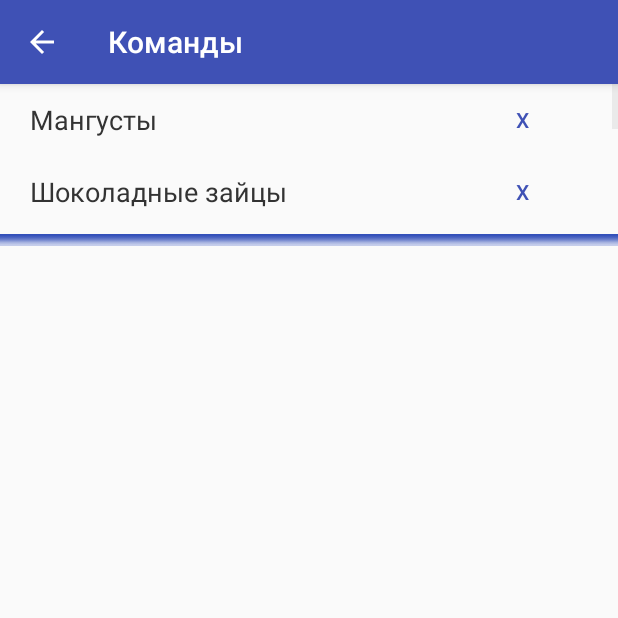
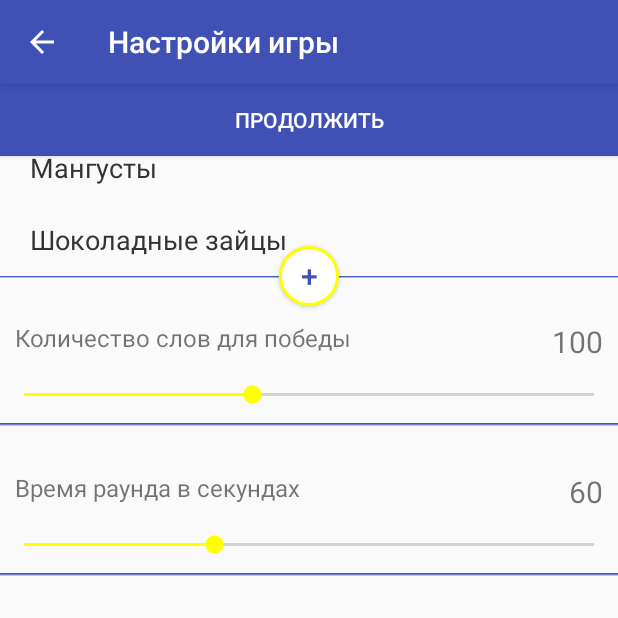
Before and after one commit to van8tka/AliasPro, an Android app: the ComandsActivity screen opened directly, with no data from a screen before it, on a phone screen of 412 x 824 dp, the top half of it. Run offline under Robolectric (Android 15) with nearby library versions, the phone set to English and light mode, and no system bars.

Commit message:
Change settings page

```diff
--- a/app/src/main/AndroidManifest.xml
+++ b/app/src/main/AndroidManifest.xml
@@ -24,7 +24,7 @@
         <activity
             android:name=".RulesActivity"
             android:label="Правила игры" />
-        <activity android:name=".ComandsActivity"  android:label="Команды" />
+        <activity android:name=".ComandsActivity"  android:label="Настройки игры" />
     </application>
 
 </manifest>
--- a/app/src/main/java/com/devprogram/aliaspro/ComandsActivity.java
+++ b/app/src/main/java/com/devprogram/aliaspro/ComandsActivity.java
@@ -5,6 +5,8 @@ import android.support.v7.app.AppCompatActivity;
 import android.os.Bundle;
 import android.view.View;
 import android.widget.ListView;
+import android.widget.SeekBar;
+import android.widget.TextView;
 
 import java.util.ArrayList;
 import java.util.Arrays;
@@ -17,27 +19,74 @@ import java.util.stream.Stream;
 
 public class ComandsActivity extends AppCompatActivity {
 
+    ArrayList<String> listComandsDefault = new ArrayList<String>(){{
+        add("Мангусты");
+        add("Шоколадные зайцы");}};
+
+
     ArrayList<String> listComands = new ArrayList<String>(){{
-        add("Мангусты");
-                add("Шоколадные зайцы");
                 add("Орлы");
                 add("Непобедимые улитки");
                 add("Ромашки");
                 add("Дикие волки");
                 add("Знатоки");
     }} ;
+
+
     ComandsAdapter adapter;
     ListView list;
+
+    TextView tvTime;
+    TextView tvWord;
 
     @Override
     protected void onCreate(Bundle savedInstanceState) {
         super.onCreate(savedInstanceState);
         setContentView(R.layout.activity_comands);
         getSupportActionBar().setDisplayHomeAsUpEnabled(true);
-        adapter = new ComandsAdapter(this,listComands);
+        adapter = new ComandsAdapter(this,listComandsDefault);
 
         list = findViewById(R.id.lvComands);
         list.setAdapter(adapter);
+
+        tvTime = findViewById(R.id.tvTimeSet);
+        tvWord = findViewById(R.id.tvWordSet);
+
+        SeekBar sbTime = findViewById(R.id.sbTime);
+        sbTime.setOnSeekBarChangeListener(new SeekBar.OnSeekBarChangeListener() {
+            @Override
+            public void onProgressChanged(SeekBar seekBar, int progress, boolean fromUser) {
+                tvTime.setText(String.valueOf(seekBar.getProgress()));
+            }
+
+            @Override
+            public void onStartTrackingTouch(SeekBar seekBar) {
+
+            }
+
+            @Override
+            public void onStopTrackingTouch(SeekBar seekBar) {
+
+            }
+        });
+
+        SeekBar sbWord = findViewById(R.id.sbWord);
+        sbWord.setOnSeekBarChangeListener(new SeekBar.OnSeekBarChangeListener() {
+            @Override
+            public void onProgressChanged(SeekBar seekBar, int progress, boolean fromUser) {
+                tvWord.setText(String.valueOf(seekBar.getProgress()));
+            }
+
+            @Override
+            public void onStartTrackingTouch(SeekBar seekBar) {
+
+            }
+
+            @Override
+            public void onStopTrackingTouch(SeekBar seekBar) {
+
+            }
+        });
     }
 
     @Override
@@ -48,4 +97,21 @@ public class ComandsActivity extends AppCompatActivity {
     }
 
 
+   int index=0;
+   public void btnAddComand_click(View v)
+   {
+       if(index<listComands.size())
+       {
+           listComandsDefault.add(listComands.get(index));
+           adapter.notifyDataSetChanged();
+           index++;
+       }
+
+   }
+
+    public void btnNextToChooseWords_Click(View v)
+    {
+
+    }
+
 }
--- a/app/src/main/java/com/devprogram/aliaspro/ComandsAdapter.java
+++ b/app/src/main/java/com/devprogram/aliaspro/ComandsAdapter.java
@@ -52,8 +52,17 @@ public class ComandsAdapter extends BaseAdapter implements ListAdapter {
         }
         TextView tvName = view.findViewById(R.id.tvComandName);
         tvName.setText(item);
+        Button btnDell = view.findViewById(R.id.btnRemoveComand);
 
-        Button btnDell = view.findViewById(R.id.btnRemoveComand);
+      if(getCount()>2)
+      {
+          btnDell.setVisibility(View.VISIBLE);
+      }
+      else
+      {
+          btnDell.setVisibility(View.INVISIBLE);
+      }
+
         btnDell.setOnClickListener(new View.OnClickListener() {
             @Override
             public void onClick(View v) {
--- /dev/null
+++ b/app/src/main/res/drawable/round_button_add.xml
@@ -0,0 +1,8 @@
+<?xml version="1.0" encoding="utf-8"?>
+<shape xmlns:android="http://schemas.android.com/apk/res/android" android:shape="rectangle">
+<corners android:radius="100dp"/>
+    <solid android:color="@color/colorWhite"/>
+    <stroke android:width="2dp"
+        android:color="#FFFF00"/>
+
+</shape>
--- a/app/src/main/res/layout/activity_comands.xml
+++ b/app/src/main/res/layout/activity_comands.xml
@@ -8,18 +8,116 @@
     <LinearLayout
         android:layout_width="match_parent"
         android:layout_height="match_parent"
+        android:gravity="center_horizontal"
         android:orientation="vertical">
+        <TextView
+            android:layout_marginTop="10dp"
+            android:layout_width="wrap_content"
+            android:layout_height="wrap_content"
+            android:textSize="16sp"
+            android:text="@string/commandstring"/>
 <ListView
     android:id="@+id/lvComands"
     android:layout_width="match_parent"
-    android:layout_height="100dp"
+    android:layout_height="wrap_content"
     android:divider="@null"
     >
 </ListView>
         <View
-            android:layout_height="8dp"
+            android:layout_height="1dp"
+            android:layout_width="match_parent"
+            android:background="@drawable/line"
+            />
+        <Button
+            android:layout_marginTop="-21dp"
+            android:layout_width="40dp"
+            android:layout_height="40dp"
+            android:onClick="btnAddComand_click"
+            android:background="@drawable/round_button_add"
+            android:text="+"
+            android:textColor="@color/colorPrimary"
+            android:textSize="20sp"/>
+        <RelativeLayout
+            android:layout_width="match_parent"
+            android:layout_height="30dp"
+            android:layout_margin="10dp"
+           >
+            <TextView
+                android:layout_width="wrap_content"
+                android:layout_height="wrap_content"
+                android:layout_alignParentLeft="true"
+                android:text="@string/seekbarTitleWord"
+                android:textSize="16sp"
+                />
+            <TextView
+                android:id="@+id/tvWordSet"
+                android:layout_width="wrap_content"
+                android:layout_height="wrap_content"
+                android:layout_alignParentRight="true"
+                android:text="100"
+                android:textSize="20sp"
+                />
+        </RelativeLayout>
+        <SeekBar
+            android:layout_width="match_parent"
+            android:layout_height="wrap_content"
+            android:progress="100"
+            android:layout_marginBottom="10dp"
+            android:id="@+id/sbWord"
+            android:progressTint="@color/colorYellow"
+            android:thumbTint="@color/colorYellow"
+            android:max="250"/>
+        <View
+            android:layout_height="2dp"
+            android:layout_width="match_parent"
+            android:background="@drawable/line"
+            />
+
+        <RelativeLayout
+            android:layout_width="match_parent"
+            android:layout_height="30dp"
+            android:layout_marginBottom="10dp"
+            android:layout_marginTop="30dp"
+            android:layout_marginLeft="10dp"
+            android:layout_marginRight="10dp"
+           >
+            <TextView
+                android:layout_width="wrap_content"
+                android:layout_height="wrap_content"
+                android:layout_alignParentLeft="true"
+                android:text="@string/seekbarTitleTime"
+                android:textSize="16sp"
+                />
+            <TextView
+                android:id="@+id/tvTimeSet"
+                android:layout_width="wrap_content"
+                android:layout_height="wrap_content"
+                android:layout_alignParentRight="true"
+                android:textSize="20sp"
+                android:text="60"
+                />
+        </RelativeLayout>
+        <SeekBar
+            android:layout_width="match_parent"
+            android:layout_height="wrap_content"
+            android:progress="60"
+            android:layout_marginBottom="10dp"
+            android:progressTint="@color/colorYellow"
+            android:thumbTint="@color/colorYellow"
+            android:id="@+id/sbTime"
+            android:max="180"/>
+        <View
+            android:layout_height="2dp"
             android:layout_width="match_parent"
             android:background="@drawable/line"
             />
     </LinearLayout>
+    <Button
+        android:layout_width="match_parent"
+        android:layout_height="wrap_content"
+        android:text="Продолжить"
+        android:textColor="@color/colorWhite"
+        android:onClick="btnNextToChooseWords_Click"
+    android:background="@color/colorPrimary"
+        />
 </android.support.constraint.ConstraintLayout>
--- a/app/src/main/res/values/colors.xml
+++ b/app/src/main/res/values/colors.xml
@@ -5,4 +5,5 @@
     <color name="colorAccent">#FF4081</color>
     <color name="colorWhite">#ffffff</color>
     <color name="colorBlack">#333333</color>
+    <color name="colorYellow">#FFFF00</color>
 </resources>
--- a/app/src/main/res/values/strings.xml
+++ b/app/src/main/res/values/strings.xml
@@ -13,5 +13,8 @@
     <string name="btnNewGame">Новая игра</string>
     <string name="btnContinue">Продолжить</string>
     <string name="btnHowToPlay">Как играть?</string>
+    <string name="seekbarTitleWord">Количество слов для победы</string>
+    <string name="seekbarTitleTime">Время раунда в секундах</string>
+    <string name="commandstring">Команды</string>
 
 </resources>
```
